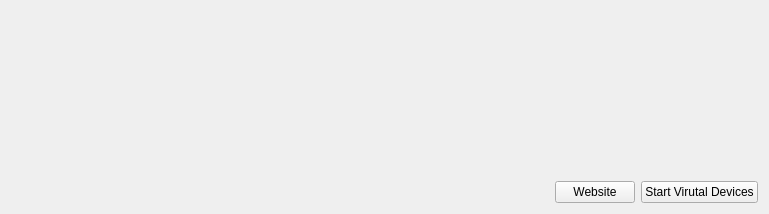
Above: c_plus_plus/src/view/gui/online_conference_view.ui from introlab/rendezvous before the change. Below: the same form after it.
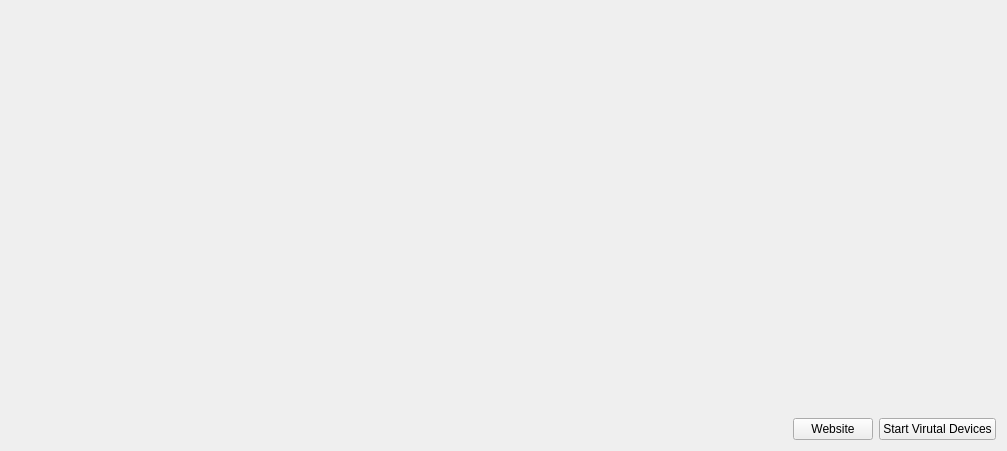
That is the form after the change. Icons and pictures are not drawn.

```diff
--- a/c_plus_plus/src/view/gui/online_conference_view.ui
+++ b/c_plus_plus/src/view/gui/online_conference_view.ui
@@ -6,8 +6,8 @@
    <rect>
     <x>0</x>
     <y>0</y>
-    <width>769</width>
-    <height>214</height>
+    <width>1007</width>
+    <height>451</height>
    </rect>
   </property>
   <property name="mouseTracking">
@@ -16,13 +16,26 @@
   <layout class="QGridLayout" name="gridLayout">
    <item row="0" column="0">
     <layout class="QVBoxLayout" name="verticalLayout">
+     <item>
+      <spacer name="verticalSpacer_2">
+       <property name="orientation">
+        <enum>Qt::Vertical</enum>
+       </property>
+       <property name="sizeHint" stdset="0">
+        <size>
+         <width>20</width>
+         <height>40</height>
+        </size>
+       </property>
+      </spacer>
+     </item>
      <item>
       <widget class="QLabel" name="label">
        <property name="enabled">
         <bool>true</bool>
        </property>
        <property name="sizePolicy">
-        <sizepolicy hsizetype="Preferred" vsizetype="Maximum">
+        <sizepolicy hsizetype="Preferred" vsizetype="Preferred">
          <horstretch>0</horstretch>
          <verstretch>0</verstretch>
         </sizepolicy>
@@ -34,7 +47,7 @@
         <pixmap resource="../../../ressources/logo.qrc">:/images/logo.svg</pixmap>
        </property>
        <property name="alignment">
-        <set>Qt::AlignHCenter|Qt::AlignTop</set>
+        <set>Qt::AlignCenter</set>
        </property>
       </widget>
      </item>
```
Left out of the diff: 4 changed lines with no effect on the pictures.
